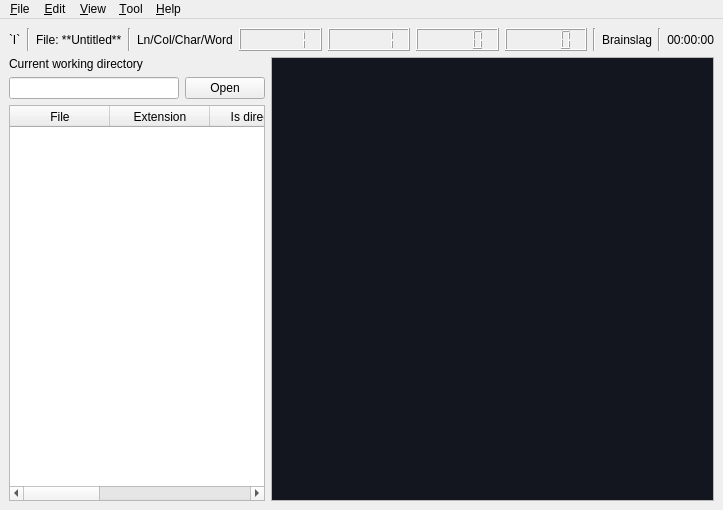
Qt form src/TextEditor/ui/TextEditor.ui (KatsumiKougen/SmallPyQt5Apps) before a commit.
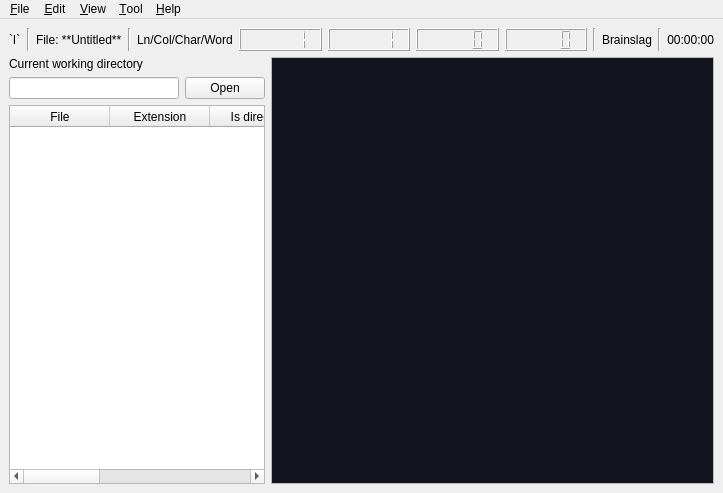
The same form after that commit. Custom widgets are drawn as their Qt base class.

Commit message: Adjust window size for the main UI

```diff
--- a/src/TextEditor/ui/TextEditor.ui
+++ b/src/TextEditor/ui/TextEditor.ui
@@ -7,7 +7,7 @@
     <x>0</x>
     <y>0</y>
     <width>723</width>
-    <height>510</height>
+    <height>493</height>
    </rect>
   </property>
   <property name="sizePolicy">
```
Left out of the diff: 10 changed lines with no effect on the pictures. The commit also changes 1 other file.
